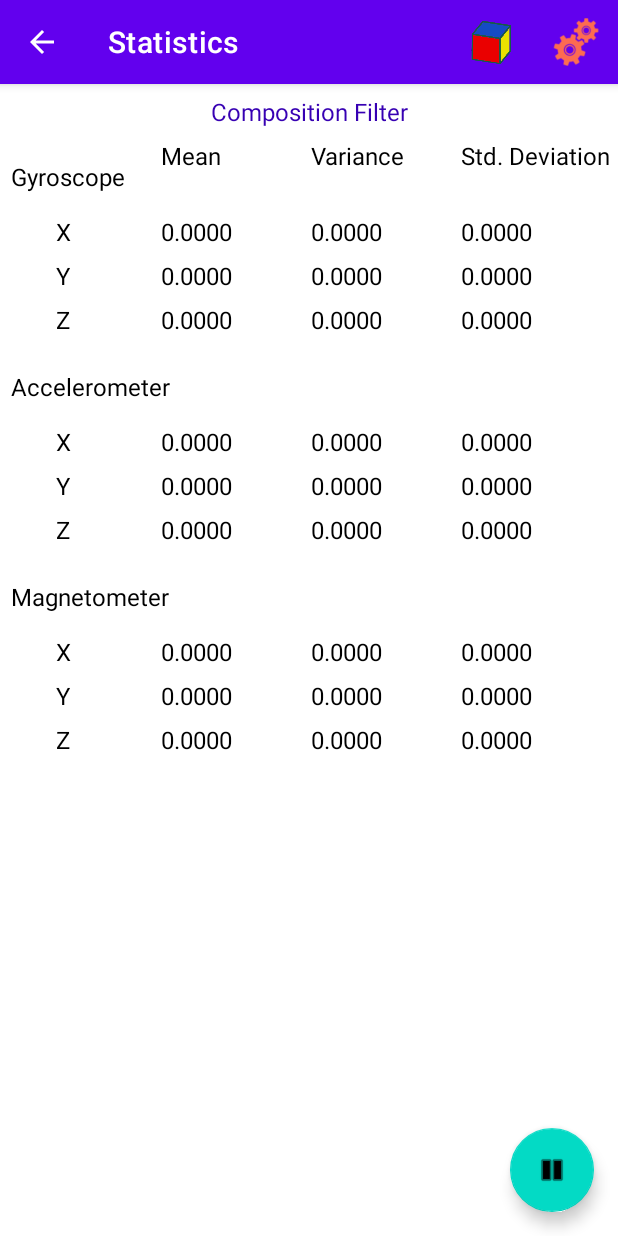
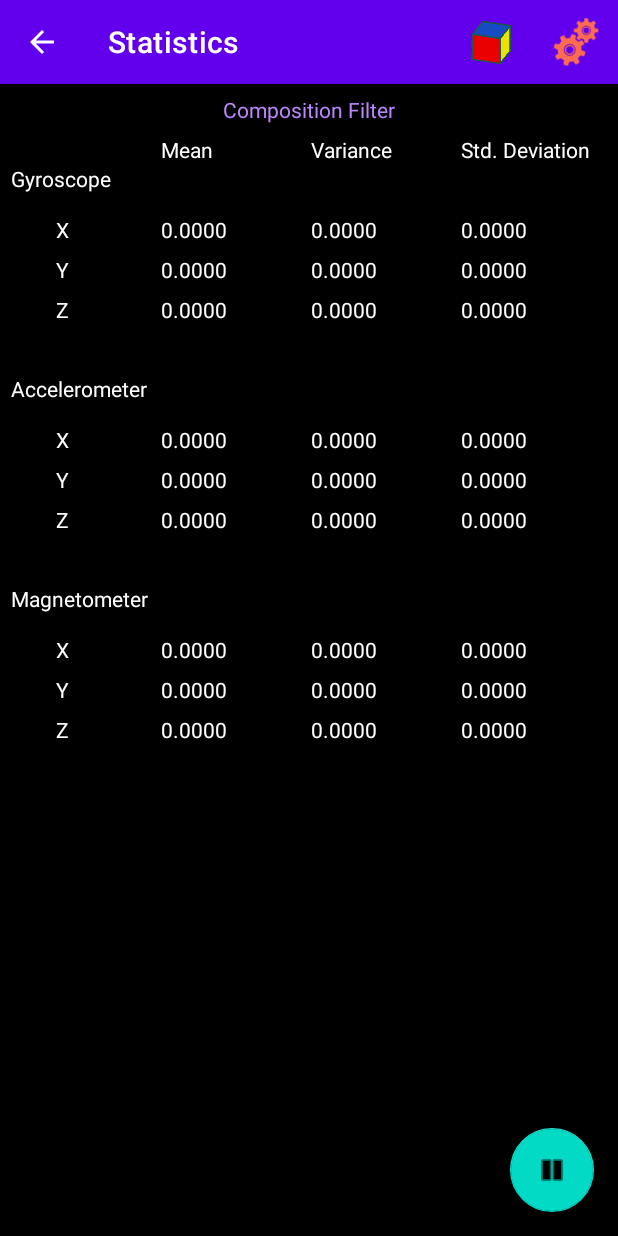
Before and after one commit to stephan-hoedtke/MyOrientation, an Android app: the screen it shows after launch (MainActivity), after a tap on "Statistics", on a phone screen of 412 x 824 dp. Run offline under Robolectric (Android 15) with nearby library versions, the phone set to English and light mode, and no system bars; pictures from the network do not load; 6 statements that could not run were skipped; 1 other tap on this screen came first.

Commit message:
Color Schema

```diff
--- a/app/build.gradle
+++ b/app/build.gradle
@@ -13,7 +13,7 @@ android {
         minSdkVersion 24
         targetSdkVersion 30
         versionCode 1
-        versionName "1.5.1"
+        versionName "1.5.3"
 
         testInstrumentationRunner "androidx.test.runner.AndroidJUnitRunner"
     }
@@ -47,7 +47,7 @@ android {
 
 dependencies {
 
-    implementation "org.jetbrains.kotlin:kotlin-stdlib:1.5.0"
+    implementation "org.jetbrains.kotlin:kotlin-stdlib:1.5.10"
     implementation 'androidx.core:core-ktx:1.5.0'
     implementation 'androidx.appcompat:appcompat:1.3.0'
     implementation 'com.google.android.material:material:1.3.0'
--- a/app/src/main/res/layout/fragment_statistics.xml
+++ b/app/src/main/res/layout/fragment_statistics.xml
@@ -1,7 +1,6 @@
 <?xml version="1.0" encoding="utf-8"?>
 <androidx.constraintlayout.widget.ConstraintLayout
     xmlns:android="http://schemas.android.com/apk/res/android"
-    xmlns:tools="http://schemas.android.com/tools"
     xmlns:app="http://schemas.android.com/apk/res-auto"
     android:layout_width="match_parent"
     android:layout_height="match_parent">
@@ -61,8 +60,7 @@
         app:layout_constraintTop_toBottomOf="@id/method"
         app:layout_constraintStart_toStartOf="@id/vertical_guideline_2"
         android:layout_margin="@dimen/text_margin"
-        android:text="@string/label_mean"
-        android:textColor="@color/black"/>
+        android:text="@string/label_mean"/>
 
     <TextView
         android:layout_width="wrap_content"
@@ -70,8 +68,7 @@
         app:layout_constraintTop_toBottomOf="@id/method"
         app:layout_constraintStart_toStartOf="@id/vertical_guideline_3"
         android:layout_margin="@dimen/text_margin"
-        android:text="@string/label_variance"
-        android:textColor="@color/black"/>
+        android:text="@string/label_variance"/>
 
     <TextView
         android:layout_width="wrap_content"
@@ -79,8 +76,7 @@
         app:layout_constraintTop_toBottomOf="@id/method"
         app:layout_constraintStart_toStartOf="@id/vertical_guideline_4"
         android:layout_margin="@dimen/text_margin"
-        android:text="@string/label_standard_deviation"
-        android:textColor="@color/black"/>
+        android:text="@string/label_standard_deviation"/>
 
 
     <TextView
@@ -88,8 +84,7 @@
         android:layout_height="wrap_content"
         app:layout_constraintBottom_toBottomOf="@id/horizontal_guideline_1"
         android:layout_margin="@dimen/text_margin"
-        android:text="@string/label_gyroscope"
-        android:textColor="@color/black"/>
+        android:text="@string/label_gyroscope"/>
 
     <TextView
         android:layout_width="wrap_content"
@@ -202,8 +197,7 @@
         android:layout_height="wrap_content"
         app:layout_constraintBottom_toBottomOf="@id/horizontal_guideline_2"
         android:layout_margin="@dimen/text_margin"
-        android:text="@string/label_accelerometer"
-        android:textColor="@color/black"/>
+        android:text="@string/label_accelerometer"/>
 
     <TextView
         android:layout_width="wrap_content"
@@ -315,8 +309,7 @@
         android:layout_height="wrap_content"
         app:layout_constraintBottom_toBottomOf="@id/horizontal_guideline_3"
         android:layout_margin="@dimen/text_margin"
-        android:text="@string/label_magnetometer"
-        android:textColor="@color/black"/>
+        android:text="@string/label_magnetometer"/>
 
     <TextView
         android:layout_width="wrap_content"
@@ -432,6 +425,6 @@
         app:layout_constraintTop_toTopOf="parent"
         android:layout_margin="@dimen/text_margin"
         android:text="@string/default_method"
-        android:textColor="@color/purple_700"/>
+        android:textColor="@color/purple_200"/>
 
 </androidx.constraintlayout.widget.ConstraintLayout>
--- a/app/src/main/res/values-night/themes.xml
+++ /dev/null
@@ -1,16 +0,0 @@
-<resources xmlns:tools="http://schemas.android.com/tools">
-    <!-- Base application theme. -->
-    <style name="Theme.MyOrientation" parent="Theme.MaterialComponents.DayNight.DarkActionBar">
-        <!-- Primary brand color. -->
-        <item name="colorPrimary">@color/purple_200</item>
-        <item name="colorPrimaryVariant">@color/purple_700</item>
-        <item name="colorOnPrimary">@color/black</item>
-        <!-- Secondary brand color. -->
-        <item name="colorSecondary">@color/teal_200</item>
-        <item name="colorSecondaryVariant">@color/teal_200</item>
-        <item name="colorOnSecondary">@color/black</item>
-        <!-- Status bar color. -->
-        <item name="android:statusBarColor" tools:targetApi="l">?attr/colorPrimaryVariant</item>
-        <!-- Customize your theme here. -->
-    </style>
-</resources>
--- a/app/src/main/res/values/colors.xml
+++ b/app/src/main/res/values/colors.xml
@@ -8,4 +8,5 @@
     <color name="black">#FF000000</color>
     <color name="white">#FFFFFFFF</color>
     <color name="gray">#FFF7F7F7</color>
+    <color name="dark_gray">#FF404040</color>
 </resources>
--- a/app/src/main/res/values/themes.xml
+++ b/app/src/main/res/values/themes.xml
@@ -1,5 +1,7 @@
 <resources xmlns:tools="http://schemas.android.com/tools">
+
     <!-- Base application theme. -->
+    <!-- see: https://material.io/components/switches/android#theming-switches -->
     <style name="Theme.MyOrientation" parent="Theme.MaterialComponents.DayNight.DarkActionBar">
         <!-- Primary brand color. -->
         <item name="colorPrimary">@color/purple_500</item>
@@ -13,6 +15,9 @@
         <item name="android:statusBarColor" tools:targetApi="l">?attr/colorPrimaryVariant</item>
         <!-- Customize your theme here. -->
         <item name="android:textViewStyle">@style/MyTextViewStyle</item>
+        <item name="switchStyle">@style/MySwitchStyle</item>
+        <item name="radioButtonStyle">@style/MyRadioButtonStyle</item>
+        <item name="android:colorBackground">@color/black</item>
     </style>
 
     <style name="Theme.MyOrientation.NoActionBar">
@@ -27,16 +32,15 @@
     <!-- Style to use for ALL text views (including FontTextView) -->
     <!-- Use a different parent if you don't want Holo Light -->
     <style name="MyTextViewStyle" parent="@android:style/Widget.Holo.Light.TextView">
-        <item name="android:textAppearance">@style/MyTextAppearance</item>
+        <item name="android:textColor">@color/white</item>
+     </style>
+
+    <style name="MySwitchStyle" parent="Widget.MaterialComponents.CompoundButton.Switch">
+        <item name="android:textColor">@color/white</item>
     </style>
 
-    <!-- Text appearance to use for ALL text views (including FontTextView) -->
-    <!-- Use a different parent if you don't want Holo Light -->
-    <style name="MyTextAppearance" parent="@android:style/TextAppearance.Holo">
-        <!-- Alternatively, reference this font with the name "aspergit" -->
-        <!-- Note that only our own TextView's will use the font attribute -->
-        <item name="android:textSize">16sp</item>
-        <item name="android:textColor">@color/black</item>
+    <style name="MyRadioButtonStyle" parent="Widget.MaterialComponents.CompoundButton.RadioButton">
+        <item name="android:textColor">@color/white</item>
     </style>
 
 </resources>
```
Also changed, not shown: app/src/main/res/layout/fragment_settings.xml (+17 -17 lines), 1 other file.
